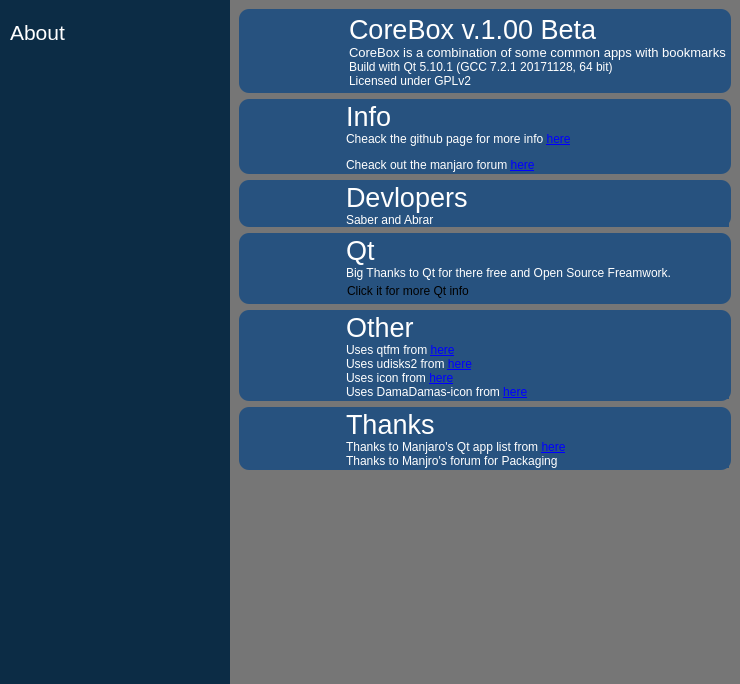
This is about.ui in rahmanshaber/corebox as Qt 5 draws it before an edit. The edited form follows.
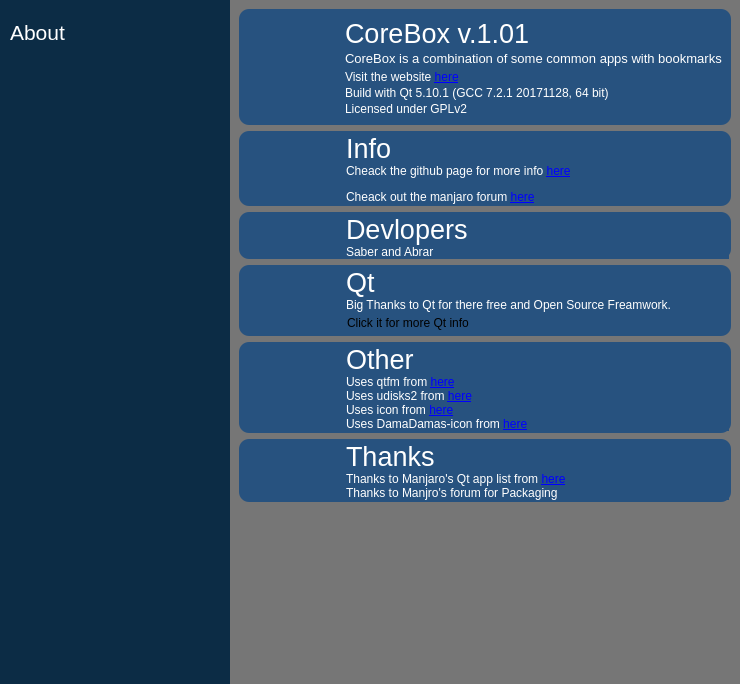
This is the edited form. Icons and pictures are not drawn.

```diff
--- a/about.ui
+++ b/about.ui
@@ -178,28 +178,32 @@
          <number>1</number>
         </property>
         <layout class="QGridLayout" name="gridLayout_3">
-         <property name="leftMargin">
-          <number>5</number>
-         </property>
-         <property name="topMargin">
-          <number>5</number>
-         </property>
-         <property name="rightMargin">
-          <number>5</number>
-         </property>
-         <property name="bottomMargin">
-          <number>5</number>
-         </property>
-         <property name="horizontalSpacing">
-          <number>5</number>
-         </property>
          <property name="verticalSpacing">
-          <number>0</number>
+          <number>2</number>
          </property>
-         <item row="2" column="1">
-          <widget class="QLabel" name="label_10">
+         <item row="0" column="0" rowspan="6">
+          <widget class="QPushButton" name="pushButton">
+           <property name="maximumSize">
+            <size>
+             <width>100</width>
+             <height>100</height>
+            </size>
+           </property>
            <property name="text">
-            <string>Build with Qt 5.10.1 (GCC 7.2.1 20171128, 64 bit)</string>
+            <string/>
+           </property>
+           <property name="icon">
+            <iconset resource="icons.qrc">
+             <normaloff>:/icons/Box.svg</normaloff>:/icons/Box.svg</iconset>
+           </property>
+           <property name="iconSize">
+            <size>
+             <width>100</width>
+             <height>100</height>
+            </size>
+           </property>
+           <property name="flat">
+            <bool>true</bool>
            </property>
           </widget>
          </item>
@@ -215,6 +219,29 @@
            </property>
           </widget>
          </item>
+         <item row="3" column="1">
+          <widget class="QLabel" name="label_19">
+           <property name="text">
+            <string>&lt;html&gt;&lt;head/&gt;&lt;body&gt;&lt;p&gt;Visit the website &lt;a href=&quot;https://github.com/rahmanshaber/corebox&quot;&gt;&lt;span style=&quot; text-decoration: underline; color:#0000ff;&quot;&gt;here&lt;/span&gt;&lt;/a&gt;&lt;/p&gt;&lt;/body&gt;&lt;/html&gt;</string>
+           </property>
+           <property name="margin">
+            <number>0</number>
+           </property>
+           <property name="indent">
+            <number>0</number>
+           </property>
+           <property name="openExternalLinks">
+            <bool>true</bool>
+           </property>
+          </widget>
+         </item>
+         <item row="5" column="1">
+          <widget class="QLabel" name="label_4">
+           <property name="text">
+            <string>Licensed under GPLv2</string>
+           </property>
+          </widget>
+         </item>
          <item row="0" column="1">
           <widget class="QLabel" name="label">
            <property name="font">
@@ -223,43 +250,17 @@
             </font>
            </property>
            <property name="text">
-            <string>CoreBox v.1.00 Beta</string>
+            <string>CoreBox v.1.01 </string>
            </property>
            <property name="alignment">
             <set>Qt::AlignLeading|Qt::AlignLeft|Qt::AlignVCenter</set>
            </property>
           </widget>
          </item>
-         <item row="3" column="1">
-          <widget class="QLabel" name="label_4">
+         <item row="4" column="1">
+          <widget class="QLabel" name="label_10">
            <property name="text">
-            <string>Licensed under GPLv2</string>
-           </property>
-          </widget>
-         </item>
-         <item row="0" column="0" rowspan="4">
-          <widget class="QPushButton" name="pushButton">
-           <property name="maximumSize">
-            <size>
-             <width>100</width>
-             <height>100</height>
-            </size>
-           </property>
-           <property name="text">
-            <string/>
-           </property>
-           <property name="icon">
-            <iconset resource="icons.qrc">
-             <normaloff>:/icons/Box.svg</normaloff>:/icons/Box.svg</iconset>
-           </property>
-           <property name="iconSize">
-            <size>
-             <width>100</width>
-             <height>100</height>
-            </size>
-           </property>
-           <property name="flat">
-            <bool>true</bool>
+            <string>Build with Qt 5.10.1 (GCC 7.2.1 20171128, 64 bit)</string>
            </property>
           </widget>
          </item>
```
